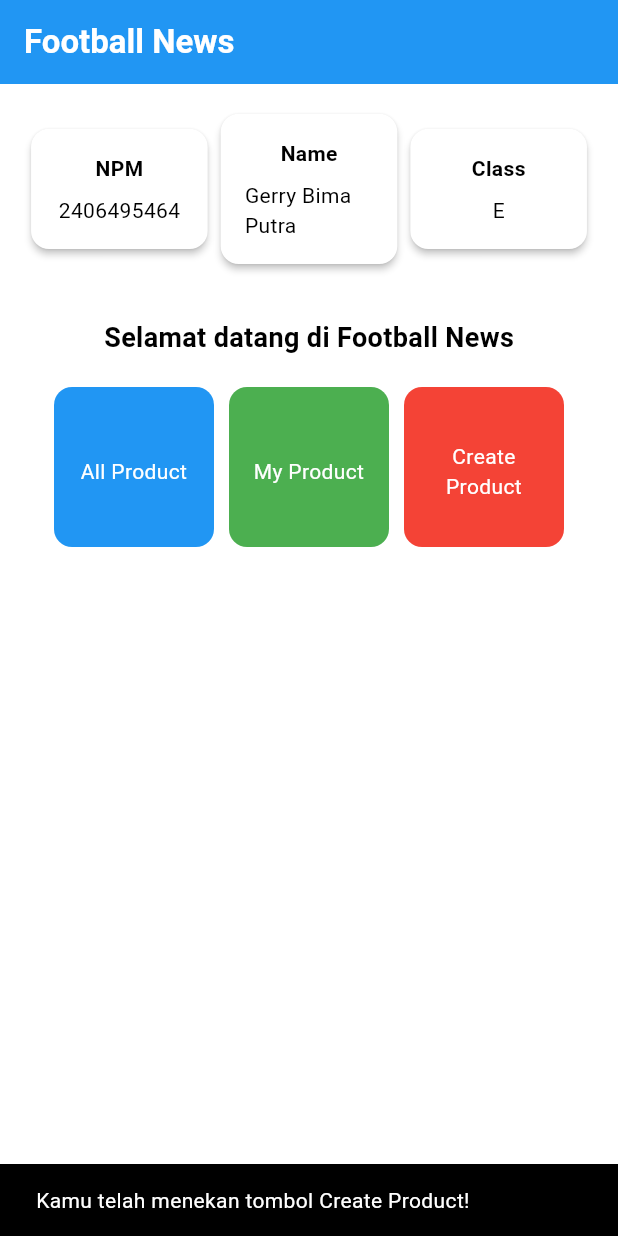
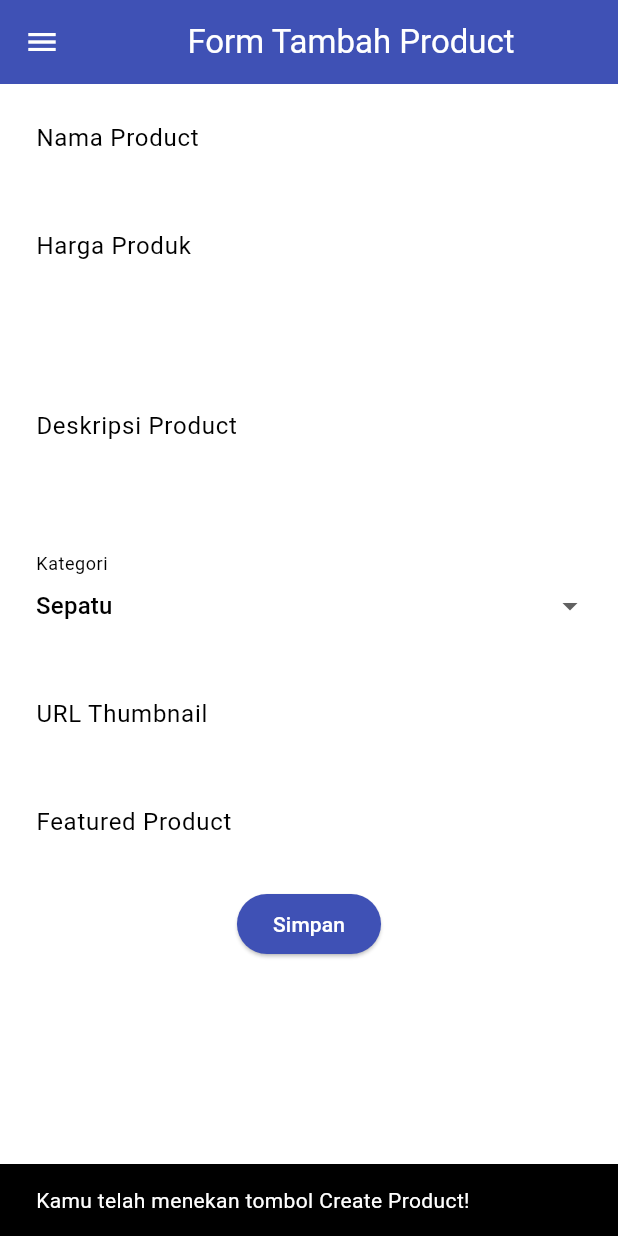
Before and after one commit to Gerrybp12/football-shop-mobile, a Flutter app: the screen it shows after launch, after a tap on "Create Product", on a phone screen of 412 x 824 dp. Run offline on Flutter 3.47's test engine with Material 3 defaults, Android fonts, the phone set to English and light mode, and no system bars.

Commit message:
Tugas 8 selesai

```diff
--- a/lib/main.dart
+++ b/lib/main.dart
@@ -1,5 +1,5 @@
 import 'package:flutter/material.dart';
-import 'package:football_shop/menu.dart';
+import 'package:football_shop/screens/menu.dart';
 
 void main() {
   runApp(const MyApp());
--- a/lib/menu.dart
+++ b/lib/screens/menu.dart
@@ -1,4 +1,6 @@
 import 'package:flutter/material.dart';
+import 'package:football_shop/widgets/left_drawer.dart';
+import 'package:football_shop/widgets/product_card.dart';
 
 class MyHomePage extends StatelessWidget {
     MyHomePage({super.key});
@@ -30,6 +32,7 @@ class MyHomePage extends StatelessWidget {
         // Warna latar belakang AppBar diambil dari skema warna tema aplikasi.
         backgroundColor: Theme.of(context).colorScheme.primary,
       ),
+      drawer: LeftDrawer(),
       // Body halaman dengan padding di sekelilingnya.
       body: Padding(
         padding: const EdgeInsets.all(16.0),
@@ -132,52 +135,3 @@ class ItemHomepage {
 
  ItemHomepage(this.name, this.color);
 }
-
-class ItemCard extends StatelessWidget {
-  // Menampilkan kartu dengan ikon dan nama.
-
-  final ItemHomepage item;
-
-  const ItemCard(this.item, {super.key});
-
-  @override
-  Widget build(BuildContext context) {
-    return Material(
-      // Menentukan warna latar belakang dari tema aplikasi.
-      color: item.color,
-      // Membuat sudut kartu melengkung.
-      borderRadius: BorderRadius.circular(12),
-
-      child: InkWell(
-        // Aksi ketika kartu ditekan.
-        onTap: () {
-          // Menampilkan pesan SnackBar saat kartu ditekan.
-          ScaffoldMessenger.of(context)
-            ..hideCurrentSnackBar()
-            ..showSnackBar(
-              SnackBar(content: Text("Kamu telah menekan tombol ${item.name}!"))
-            );
-        },
-        // Container untuk menyimpan Icon dan Text
-        child: Container(
-          padding: const EdgeInsets.all(8),
-          child: Center(
-            child: Column(
-              // Menyusun ikon dan teks di tengah kartu.
-              mainAxisAlignment: MainAxisAlignment.center,
-              children: [
-                const Padding(padding: EdgeInsets.all(3)),
-                Text(
-                  item.name,
-                  textAlign: TextAlign.center,
-                  style: const TextStyle(color: Colors.white),
-                ),
-              ],
-            ),
-          ),
-        ),
-      ),
-    );
-  }
-
-}
--- /dev/null
+++ b/lib/screens/productlist_form.dart
@@ -0,0 +1,245 @@
+import 'package:flutter/material.dart';
+import 'package:football_shop/widgets/left_drawer.dart';
+
+
+class ProductFormPage extends StatefulWidget {
+    const ProductFormPage({super.key});
+
+    @override
+    State<ProductFormPage> createState() => _ProductFormPageState();
+}
+
+class _ProductFormPageState extends State<ProductFormPage> {
+  final _formKey = GlobalKey<FormState>();
+  String _title = "";
+  double _price = 0;
+  String _content = "";
+  String _category = "sepatu"; // default
+  String _thumbnail = "";
+  bool _isFeatured = false; // default
+
+  final List<String> _categories = [
+    'sepatu',
+    'kaoskaki',
+    'bola',
+    'deker',
+    'glove',
+    'jersey',
+  ];
+    @override
+    Widget build(BuildContext context) {
+        return Scaffold(
+          appBar: AppBar(
+            title: const Center(
+              child: Text(
+                'Form Tambah Product',
+              ),
+            ),
+            backgroundColor: Colors.indigo,
+            foregroundColor: Colors.white,
+          ),
+          // TODO: Tambahkan drawer yang sudah dibuat di sini
+          drawer: LeftDrawer(),
+          body: Form(
+            key: _formKey,
+            child: SingleChildScrollView(
+              child: Column(
+                crossAxisAlignment: CrossAxisAlignment.start,
+                children:[
+                  // === Title ===
+                  Padding(
+                    padding: const EdgeInsets.all(8.0),
+                    child: TextFormField(
+                      decoration: InputDecoration(
+                        hintText: "Nama Product",
+                        labelText: "Nama Product",
+                        border: OutlineInputBorder(
+                          borderRadius: BorderRadius.circular(5.0),
+                        ),
+                      ),
+                      onChanged: (String? value) {
+                        setState(() {
+                          _title = value!;
+                        });
+                      },
+                      validator: (String? value) {
+                        if (value == null || value.isEmpty) {
+                          return "Nama tidak boleh kosong!";
+                        }
+                        return null;
+                      },
+                    ),
+                  ),
+
+                  Padding(
+                    padding: const EdgeInsets.all(8.0),
+                    child: TextFormField(
+                      keyboardType: TextInputType.number,
+                      decoration: InputDecoration(
+                        hintText: "Masukkan harga produk",
+                        labelText: "Harga Produk",
+                        prefixText: "Rp ",
+                        border: OutlineInputBorder(
+                          borderRadius: BorderRadius.circular(5.0),
+                        ),
+                      ),
+                      onChanged: (String? value) {
+                        setState(() {
+                          _price = double.tryParse(value!) ?? 0;
+                        });
+                      },
+                      validator: (String? value) {
+                        if (value == null || value.isEmpty) {
+                          return "Harga produk tidak boleh kosong!";
+                        }
+                        final harga = double.tryParse(value);
+                        if (harga == null || harga <= 0) {
+                          return "Masukkan harga yang valid!";
+                        }
+                        return null;
+                      },
+                    ),
+                  ),
+
+                  Padding(
+                    padding: const EdgeInsets.all(8.0),
+                    child: TextFormField(
+                      maxLines: 5,
+                      decoration: InputDecoration(
+                        hintText: "Deskripsi Product",
+                        labelText: "Deskripsi Product",
+                        border: OutlineInputBorder(
+                          borderRadius: BorderRadius.circular(5.0),
+                        ),
+                      ),
+                      onChanged: (String? value) {
+                        setState(() {
+                          _content = value!;
+                        });
+                      },
+                      validator: (String? value) {
+                        if (value == null || value.isEmpty) {
+                          return "Deskripsi product tidak boleh kosong!";
+                        }
+                        return null;
+                      },
+                    ),
+                  ),
+
+                  // === Category ===
+                  Padding(
+                    padding: const EdgeInsets.all(8.0),
+                    child: DropdownButtonFormField<String>(
+                      decoration: InputDecoration(
+                        labelText: "Kategori",
+                        border: OutlineInputBorder(
+                          borderRadius: BorderRadius.circular(5.0),
+                        ),
+                      ),
+                      initialValue: _category,
+                      items: _categories
+                          .map((cat) => DropdownMenuItem(
+                                value: cat,
+                                child: Text(
+                                    cat[0].toUpperCase() + cat.substring(1)),
+                              ))
+                          .toList(),
+                      onChanged: (String? newValue) {
+                        setState(() {
+                          _category = newValue!;
+                        });
+                      },
+                    ),
+                  ),
+
+                  // === Thumbnail URL ===
+                  Padding(
+                    padding: const EdgeInsets.all(8.0),
+                    child: TextFormField(
+                      decoration: InputDecoration(
+                        hintText: "URL Thumbnail (opsional)",
+                        labelText: "URL Thumbnail",
+                        border: OutlineInputBorder(
+                          borderRadius: BorderRadius.circular(5.0),
+                        ),
+                      ),
+                      onChanged: (String? value) {
+                        setState(() {
+                          _thumbnail = value!;
+                        });
+                      },
+                    ),
+                  ),
+
+                  // === Is Featured ===
+                  Padding(
+                    padding: const EdgeInsets.all(8.0),
+                    child: SwitchListTile(
+                      title: const Text("Featured Product"),
+                      value: _isFeatured,
+                      onChanged: (bool value) {
+                        setState(() {
+                          _isFeatured = value;
+                        });
+                      },
+                    ),
+                  ),
+
+                  Align(
+                    alignment: Alignment.bottomCenter,
+                    child: Padding(
+                      padding: const EdgeInsets.all(8.0),
+                      child: ElevatedButton(
+                        style: ButtonStyle(
+                          backgroundColor:
+                              WidgetStateProperty.all(Colors.indigo),
+                        ),
+                        onPressed: () {
+                          if (_formKey.currentState!.validate()) {
+                            showDialog(
+                              context: context,
+                              builder: (context) {
+                                return AlertDialog(
+                                  title: const Text('Product berhasil disimpan!'),
+                                  content: SingleChildScrollView(
+                                    child: Column(
+                                      crossAxisAlignment:
+                                          CrossAxisAlignment.start,
+                                      children: [
+                                        Text('Nama: $_title'),
+                                        Text('Deskripsi: $_content'),
+                                        Text('Kategori: $_category'),
+                                        Text('Thumbnail: $_thumbnail'),
+                                        Text(
+                                            'Featured: ${_isFeatured ? "Ya" : "Tidak"}'),
+                                      ],
+                                    ),
+                                  ),
+                                  actions: [
+                                    TextButton(
+                                      child: const Text('OK'),
+                                      onPressed: () {
+                                        Navigator.pop(context);
+                                      },
+                                    ),
+                                  ],
+                                );
+                              },
+                            );
+                            _formKey.currentState!.reset();
+                          }
+                        },
+                        child: const Text(
+                          "Simpan",
+                          style: TextStyle(color: Colors.white),
+                        ),
+                      ),
+                    ),
+                  ),
+                ]
+              ),
+            ),
+          )
+        );
+    }
+}
--- /dev/null
+++ b/lib/widgets/left_drawer.dart
@@ -0,0 +1,75 @@
+import 'package:flutter/material.dart';
+import 'package:football_shop/screens/menu.dart';
+import 'package:football_shop/screens/productlist_form.dart';
+
+class LeftDrawer extends StatelessWidget {
+  const LeftDrawer({super.key});
+
+  @override
+  Widget build(BuildContext context) {
+    return Drawer(
+      child: ListView(
+        children: [
+          const DrawerHeader(
+            decoration: BoxDecoration(
+              color: Colors.blue,
+            ),
+            child: Column(
+              children: [
+                Text(
+                  'Football Shop',
+                  textAlign: TextAlign.center,
+                  style: TextStyle(
+                    fontSize: 30,
+                    fontWeight: FontWeight.bold,
+                    color: Colors.white,
+                  ),
+                ),
+                Padding(padding: EdgeInsets.all(10)),
+                Text(
+                  "Seluruh berita sepak bola terkini di sini!",
+                  // TODO: Tambahkan gaya teks dengan center alignment, font ukuran 15, warna putih, dan weight biasa
+                  textAlign: TextAlign.center,
+                  style: TextStyle(
+                    fontSize: 15.0,
+                    color: Colors.white,
+                    fontWeight: FontWeight.normal,
+                  ),
+                ),
+              ],
+            ),
+          ),
+          ListTile(
+            leading: const Icon(Icons.home_outlined),
+            title: const Text('Home'),
+            // Bagian redirection ke MyHomePage
+            onTap: () {
+              Navigator.pushReplacement(
+                  context,
+                  MaterialPageRoute(
+                    builder: (context) => MyHomePage(),
+                  ));
+            },
+          ),
+          ListTile(
+            leading: const Icon(Icons.post_add),
+            title: const Text('Add Product'),
+            // Bagian redirection ke ProductFormPage
+            onTap: () {
+              Navigator.push(context,
+              MaterialPageRoute(builder: (context) => const ProductFormPage()));
+            },
+          ),
+          ListTile(
+            leading: const Icon(Icons.post_add),
+            title: const Text('All Product'),
+            // Bagian redirection ke ProductFormPage
+            onTap: () {
+              // ke halaman all product
+            },
+          ),
+        ],
+      ),
+    );
+  }
+}
--- /dev/null
+++ b/lib/widgets/product_card.dart
@@ -0,0 +1,57 @@
+import 'package:flutter/material.dart';
+import 'package:football_shop/screens/menu.dart';
+import 'package:football_shop/screens/productlist_form.dart';
+
+class ItemCard extends StatelessWidget {
+  // Menampilkan kartu dengan ikon dan nama.
+
+  final ItemHomepage item;
+
+  const ItemCard(this.item, {super.key});
+
+  @override
+  Widget build(BuildContext context) {
+    return Material(
+      // Menentukan warna latar belakang dari tema aplikasi.
+      color: item.color,
+      // Membuat sudut kartu melengkung.
+      borderRadius: BorderRadius.circular(12),
+
+      child: InkWell(
+        // Aksi ketika kartu ditekan.
+        onTap: () {
+          // Menampilkan pesan SnackBar saat kartu ditekan.
+          ScaffoldMessenger.of(context)
+            ..hideCurrentSnackBar()
+            ..showSnackBar(
+              SnackBar(content: Text("Kamu telah menekan tombol ${item.name}!"))
+            );
+
+            if (item.name == "Create Product") {
+            Navigator.push(context,
+              MaterialPageRoute(builder: (context) => const ProductFormPage()));
+          }
+        },
+        // Container untuk menyimpan Icon dan Text
+        child: Container(
+          padding: const EdgeInsets.all(8),
+          child: Center(
+            child: Column(
+              // Menyusun ikon dan teks di tengah kartu.
+              mainAxisAlignment: MainAxisAlignment.center,
+              children: [
+                const Padding(padding: EdgeInsets.all(3)),
+                Text(
+                  item.name,
+                  textAlign: TextAlign.center,
+                  style: const TextStyle(color: Colors.white),
+                ),
+              ],
+            ),
+          ),
+        ),
+      ),
+    );
+  }
+
+}
```
Also changed, not shown: 1 other file.
